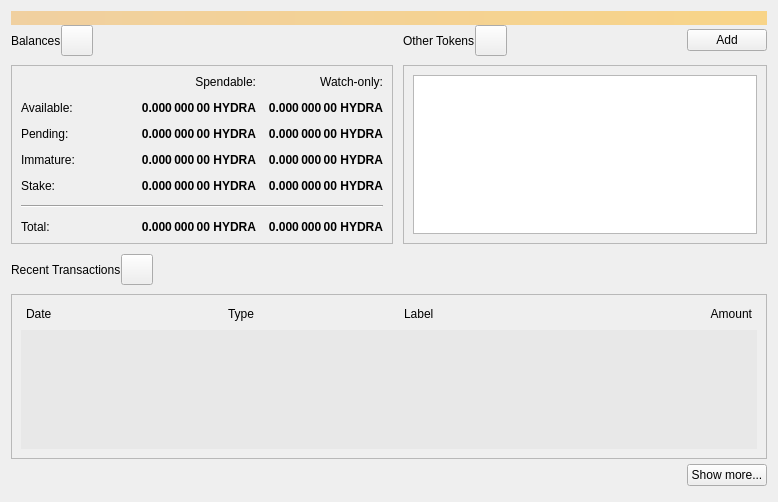
Hydra-Chain/node, file src/qt/forms/overviewpage.ui: the form before one commit.
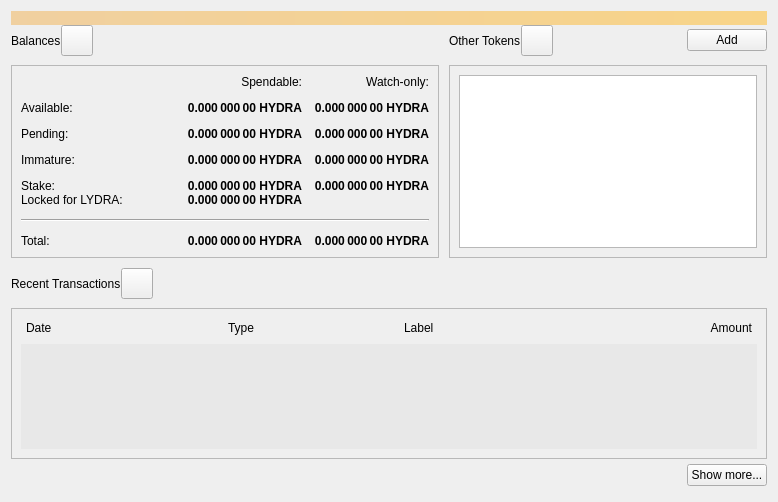
The form after the commit. Icons and pictures are not drawn.

Commit message: fix lydra rpc mint/burn ux, add lydra balance to ui overview

Patch:
```diff
--- a/src/qt/forms/overviewpage.ui
+++ b/src/qt/forms/overviewpage.ui
@@ -391,6 +391,38 @@
             </property>
            </widget>
           </item>
+          <item row="5" column="2">
+           <widget class="QLabel" name="labelLydraLocked">
+            <property name="font">
+             <font>
+              <weight>75</weight>
+              <bold>true</bold>
+             </font>
+            </property>
+            <property name="cursor">
+             <cursorShape>IBeamCursor</cursorShape>
+            </property>
+            <property name="toolTip">
+             <string>Amount of HYDRA locked for LYDRA tokens</string>
+            </property>
+            <property name="text">
+             <string notr="true">0.000 000 00 HYDRA</string>
+            </property>
+            <property name="alignment">
+             <set>Qt::AlignRight|Qt::AlignTrailing|Qt::AlignVCenter</set>
+            </property>
+            <property name="textInteractionFlags">
+             <set>Qt::LinksAccessibleByMouse|Qt::TextSelectableByKeyboard|Qt::TextSelectableByMouse</set>
+            </property>
+           </widget>
+          </item>
+          <item row="5" column="0">
+           <widget class="QLabel" name="labelLydraLockedText">
+            <property name="text">
+             <string>Locked for LYDRA:</string>
+            </property>
+           </widget>
+          </item>
           <item row="5" column="0" colspan="4">
            <spacer name="verticalSpacer">
             <property name="orientation">
```
The commit also changes 4 other files.
